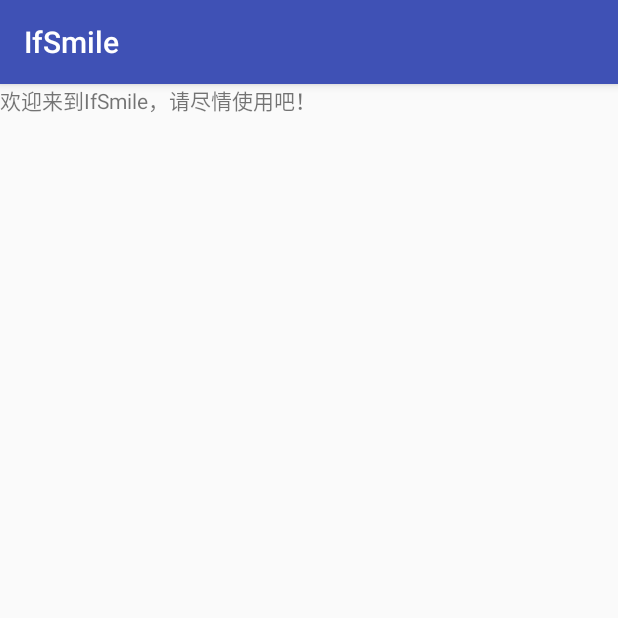
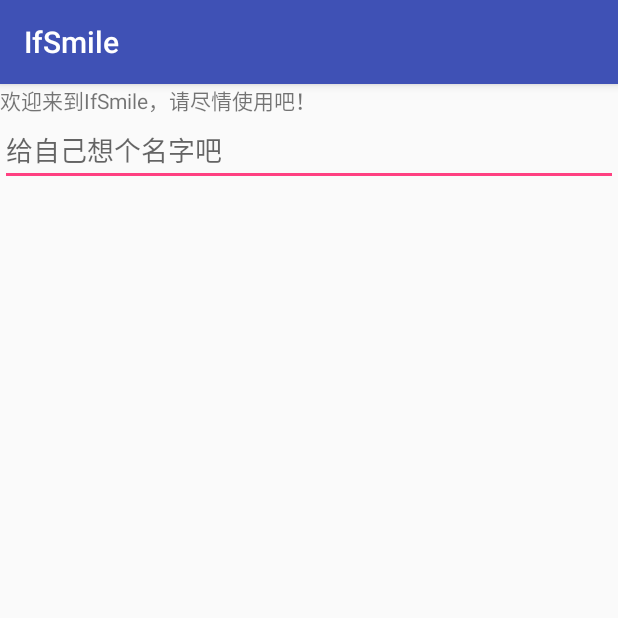
Before and after one commit to zhang-yongjiang/ifsmile, an Android app: the StartSmileActivity screen opened directly, with no data from a screen before it, on a phone screen of 412 x 824 dp, the top half of it. Run offline under Robolectric (Android 15) with nearby library versions, the phone set to English and light mode, and no system bars.

Commit message:
extra commit

```diff
--- a/app/src/main/java/app/ifsmile/com/ifsmile/SmileActivity.java
+++ b/app/src/main/java/app/ifsmile/com/ifsmile/SmileActivity.java
@@ -37,6 +37,8 @@ public class SmileActivity extends AppCompatActivity {
         noChoice.setOnClickListener(new View.OnClickListener() {
             @Override
             public void onClick(View v) {
+                Intent toStartActivity=new Intent(SmileActivity.this,StartSmileActivity.class);
+                startActivity(toStartActivity);
                 Toast.makeText(SmileActivity.this,"你没有做出任何选择",Toast.LENGTH_SHORT).show();
             }
         });
--- a/app/src/main/res/layout/activity_smile_main.xml
+++ b/app/src/main/res/layout/activity_smile_main.xml
@@ -1,11 +1,20 @@
 <?xml version="1.0" encoding="utf-8"?>
-<LinearLayout xmlns:android="http://schemas.android.com/apk/res/android"
+<RelativeLayout xmlns:android="http://schemas.android.com/apk/res/android"
               android:orientation="vertical"
               android:layout_width="match_parent"
               android:layout_height="match_parent">
+
     <TextView
         android:layout_width="match_parent"
         android:layout_height="match_parent"
         android:text="@string/welcome_text"/>
 
-</LinearLayout>
+    <EditText
+        android:layout_width="match_parent"
+        android:layout_height="wrap_content"
+        android:ems="10"
+        android:hint="@string/name_hint"
+        android:inputType="text"
+        android:layout_marginTop="20dp"/>
+
+</RelativeLayout>
--- a/app/src/main/res/values/strings.xml
+++ b/app/src/main/res/values/strings.xml
@@ -1,4 +1,5 @@
 <resources>
     <string name="app_name">IfSmile</string>
     <string name="welcome_text">欢迎来到IfSmile，请尽情使用吧！</string>
+    <string name="name_hint">给自己想个名字吧</string>
 </resources>
```
